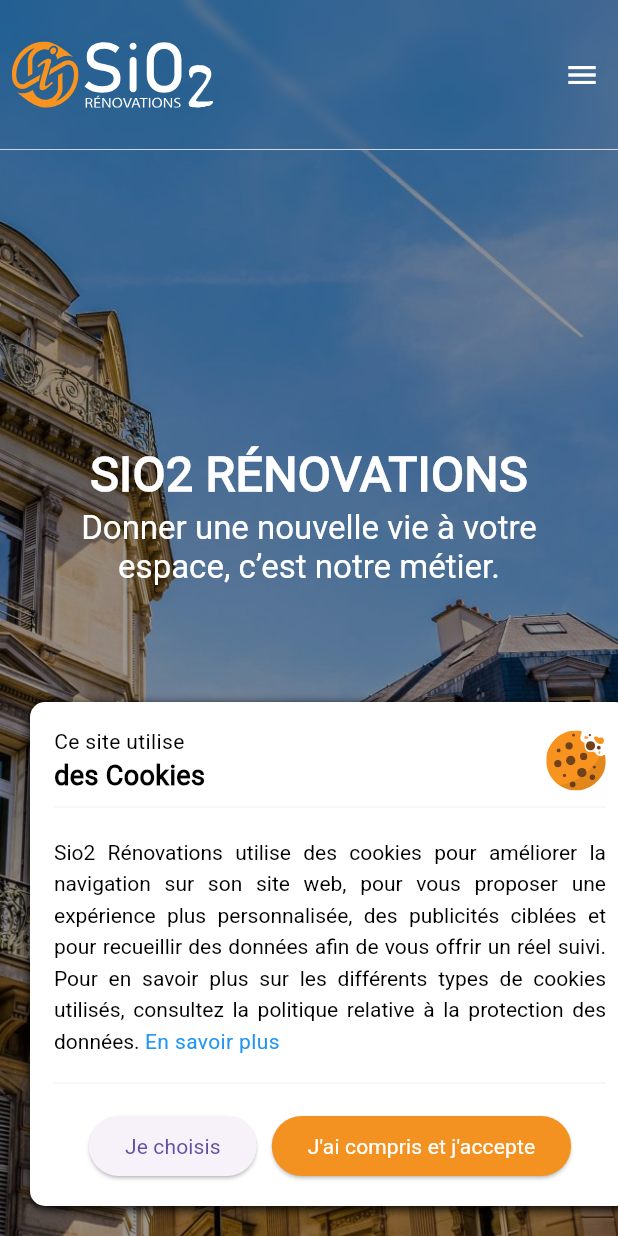
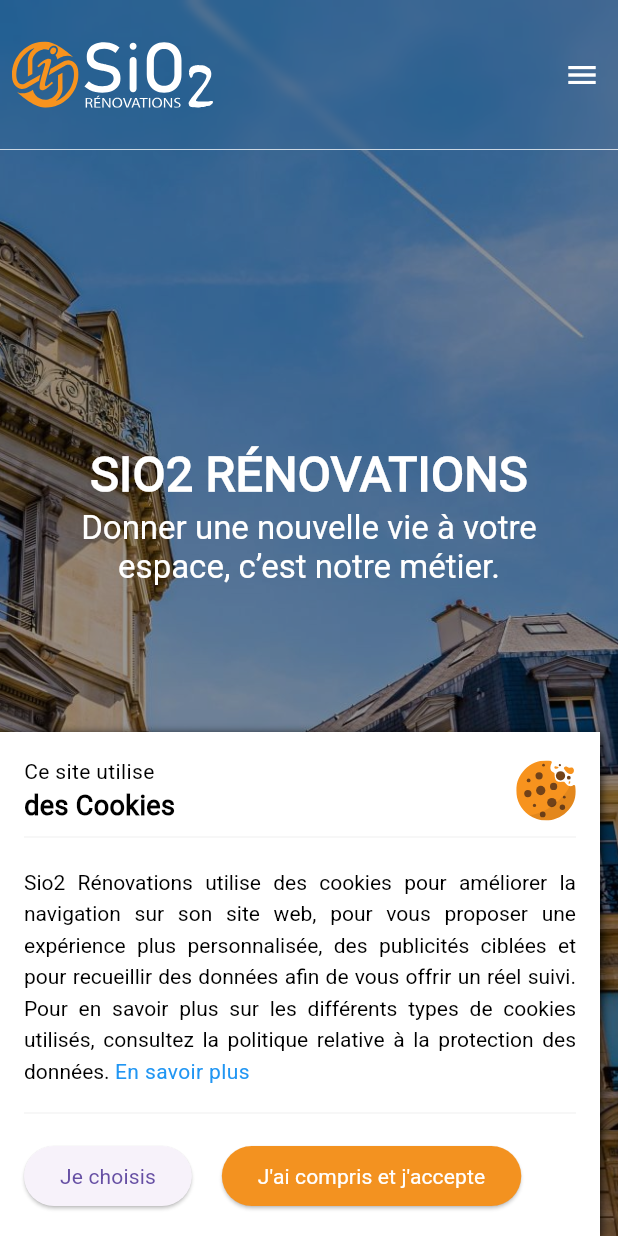
Before and after one commit to andres-angulo-dev/sio2_renovations_frontend, a Flutter app: the screen it shows after launch, on a phone screen of 412 x 824 dp. Run offline on Flutter 3.47's test engine with Material 3 defaults, Android fonts, the phone set to English and light mode, and no system bars; drawn by our look-alikes of animated_text_kit; our stand-ins replace animated_splash_screen, carousel_slider, dropdown_button2, flutter_dotenv, flutter_svg, google_maps_flutter and 5 more; missing offline and left inert: carousel_slider_plus, slider_captcha.

Commit message:
responsive: code cookies consent banner code

```diff
--- a/lib/components/cookies_consent_banner.dart
+++ b/lib/components/cookies_consent_banner.dart
@@ -4,6 +4,7 @@
 import '../components/my_hover_route_navigator.dart';
 import '../utils/global_colors.dart';
 import '../utils/global_others.dart';
+import '../utils/global_screen_sizes.dart';
 
 class CookiesConsentBanner extends StatefulWidget {
   const CookiesConsentBanner({
@@ -116,9 +117,11 @@
   @override
   // Decides between showing the consent banner or cookie management screen.
   Widget build(BuildContext context) {
-    return Positioned(
-      bottom: 20,
-      left: 20,
+    bool mobile = GlobalScreenSizes.isMobileScreen(context);
+    return Align(
+      alignment: Alignment.bottomLeft,
+      child: Padding(
+        padding: EdgeInsets.all( mobile ? 0.0 : 20.0),
           child: SlideTransition(
           position: _slideAnimation,
           child: FadeTransition(
@@ -128,17 +131,19 @@
             : _buildConsentBanner(), // Shows the main banner.
           ),
         ),
+      )
     );
   }
 
   // Constructs the main banner widget that displays cookie information.
   Widget _buildConsentBanner() {
+    bool mobile = GlobalScreenSizes.isMobileScreen(context);
     return Container(
-      width: 400,
+      constraints: BoxConstraints(maxWidth: 400.0),
       padding: const EdgeInsets.all(16.0),
       decoration: BoxDecoration(
         color: GlobalColors.firstColor,
-        borderRadius: BorderRadius.circular(10.0),
+        borderRadius: mobile ? null : BorderRadius.circular(10.0),
         boxShadow: [
           BoxShadow(
             color: GlobalColors.shadowColor, // Subtle shadow for depth.
@@ -151,8 +156,13 @@
         crossAxisAlignment: CrossAxisAlignment.start, // Aligns content to the left.
         mainAxisSize: MainAxisSize.min, // Adjusts height dynamically based on content.
         children: [
-          Row(
-            mainAxisAlignment: MainAxisAlignment.spaceBetween,
+          SizedBox(
+            width: double.infinity,
+            child: Wrap(
+              alignment: WrapAlignment.spaceBetween,
+              crossAxisAlignment: WrapCrossAlignment.center,
+              spacing: 10.0,
+              runSpacing: 10.0,
               children: [
                 Column(
                   crossAxisAlignment: CrossAxisAlignment.start, // Aligns content to the left.
@@ -175,6 +185,7 @@
                   semanticsLabel: 'A cookie icon',
                 ),
               ]
+            ),
           ),
           Divider(
             color: GlobalColors.dividerColor2,
@@ -207,8 +218,15 @@
           ),
           SizedBox(height: 10.0),
           // Action buttons for cookie preferences and consent
-          Row(
-            mainAxisAlignment: MainAxisAlignment.center,
+          Align(
+            alignment: mobile ? Alignment.centerLeft : Alignment.center,
+            child: Wrap(
+              // alignment: WrapAlignment.start,
+              // runAlignment: WrapAlignment.center,
+              // crossAxisAlignment: WrapCrossAlignment.center,
+              // mainAxisAlignment: MainAxisAlignment.center,
+              spacing: 20.0,
+              runSpacing: 20.0,
               children: [
                 ElevatedButton(
                   onPressed: () {
@@ -218,7 +236,6 @@
                   },
                   child: const Text('Je choisis'),
                 ),
-              const SizedBox(width: 10.0),
                 ElevatedButton(
                   onPressed: () {
                     widget.onConsentGiven(true); // Trigger the consent action to parent widget
@@ -229,9 +246,13 @@
                     backgroundColor: GlobalColors.orangeColor,
                     foregroundColor: GlobalColors.firstColor,
                   ),
-                child: const Text('J\'ai compris et j\'accepte'),
+                  child: const Text(
+                    'J\'ai compris et j\'accepte',
+                    textAlign: TextAlign.center,
+                  ),
                 ),
               ],
+            ),
           ),
         ],
       ),
@@ -240,12 +261,13 @@
 
   // Builds the cookie management screen allowing users to select individual cookie preferences.
   Widget _buildCookiesManager() {
+    bool mobile = GlobalScreenSizes.isMobileScreen(context);
     return Container(
-      width: 600,
-      padding: const EdgeInsets.all(16.0),
+      width: 600.0,
+      height: 880.0,
       decoration: BoxDecoration(
         color: GlobalColors.firstColor,
-        borderRadius: BorderRadius.circular(10.0),
+        borderRadius: mobile ? null : BorderRadius.circular(10.0),
         boxShadow: [
           BoxShadow(
             color: GlobalColors.shadowColor, // Subtle shadow for depth.
@@ -254,13 +276,16 @@
           ),
         ],
       ),
+      child: SingleChildScrollView(
+        padding: EdgeInsets.all(16.0),
         child: Column(
           crossAxisAlignment: CrossAxisAlignment.start,
           children: [
             const Text(
-            "Gérer vos préférences de cookies",
+              "Gérer vos préférences des cookies",
               style: TextStyle(fontSize: 18.0, fontWeight: FontWeight.bold, color: GlobalColors.secondColor),
             ),
+            const SizedBox(height: 5.0),
             const Text(
               "Choisissez comment nous collectons et utilisons vos données pour une meilleure expérience de navigation sur notre site. Votre vie privée est primordiale et vous avez le plein contrôle ici.",
               style: TextStyle(
@@ -295,7 +320,7 @@
             const SizedBox(height: 10.0),
             // Individual Cookie Preferences with individual checkboxes.
             Container(
-            padding: EdgeInsets.all(20.0),
+              padding: mobile ? null : EdgeInsets.all(20.0),
               decoration: BoxDecoration(
                 borderRadius: BorderRadius.circular(10.0),
                 border: Border.all(
@@ -392,6 +417,7 @@
             ),
           ],
         ),
+      )
     );
   }
 
--- a/lib/screens/landing_screen.dart
+++ b/lib/screens/landing_screen.dart
@@ -175,7 +175,6 @@
                       imagePaths: GlobalImages.landingCarouselImages,
                       height: MediaQuery.of(context).size.height,
                     ),
-
                     // Shadow effect
                     Positioned.fill(
                       child: Container(
@@ -224,7 +223,7 @@
               ],
             ),
           ),
-          // Cookie consent banner appears when banner visibility i
+          // Cookie consent banner appears when banner visibility is true
           if (_isBannerVisible)
           CookiesConsentBanner(
             onConsentGiven: _handleCookiesConsent,
```
Lines whose indentation alone changed are shown as unchanged.
